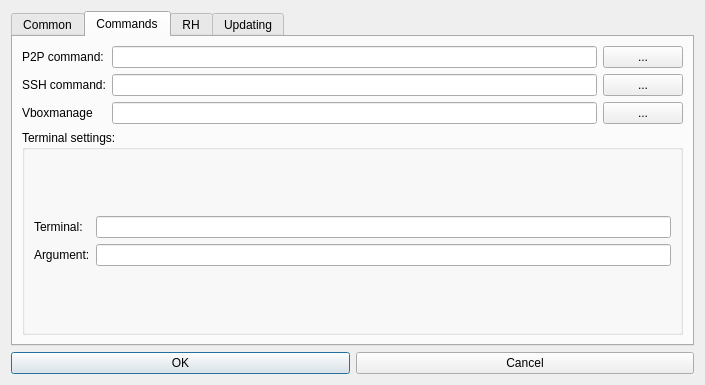
Qt form hub/forms/DlgSettings.ui (subutai-io/control-center) before a commit.
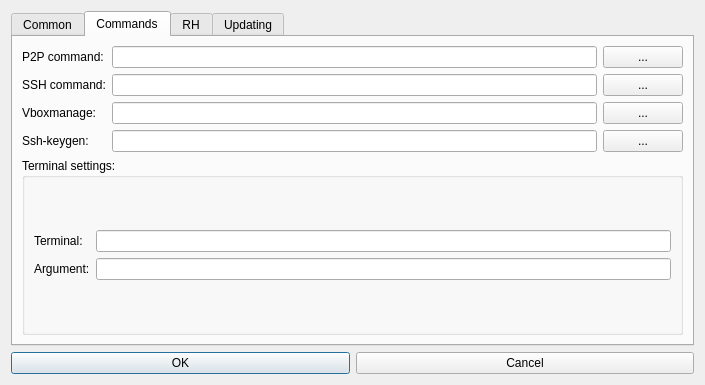
The same form after that commit. The open tabs and pages were chosen to show the change. Icons and pictures are not drawn.

Commit message: Added settings for ssh and ssh-keygen commands

```diff
--- a/hub/forms/DlgSettings.ui
+++ b/hub/forms/DlgSettings.ui
@@ -247,14 +247,7 @@
              </property>
             </widget>
            </item>
-           <item row="0" column="2">
-            <widget class="QPushButton" name="btn_p2p_file_dialog">
-             <property name="text">
-              <string>...</string>
-             </property>
-            </widget>
-           </item>
-           <item row="3" column="0" colspan="3">
+           <item row="4" column="0" colspan="3">
             <widget class="QGroupBox" name="gb_terminal_settings">
              <property name="title">
               <string>Terminal settings:</string>
@@ -290,13 +283,10 @@
            <item row="2" column="0">
             <widget class="QLabel" name="lbl_vboxmanage_command">
              <property name="text">
-              <string>Vboxmanage</string>
+              <string>Vboxmanage:</string>
              </property>
             </widget>
            </item>
-           <item row="2" column="1">
-            <widget class="QLineEdit" name="le_vboxmanage_command"/>
-           </item>
            <item row="2" column="2">
             <widget class="QPushButton" name="btn_vboxmanage_command">
              <property name="text">
@@ -304,6 +294,33 @@
              </property>
             </widget>
            </item>
+           <item row="0" column="2">
+            <widget class="QPushButton" name="btn_p2p_file_dialog">
+             <property name="text">
+              <string>...</string>
+             </property>
+            </widget>
+           </item>
+           <item row="2" column="1">
+            <widget class="QLineEdit" name="le_vboxmanage_command"/>
+           </item>
+           <item row="3" column="1">
+            <widget class="QLineEdit" name="le_ssh_keygen_command"/>
+           </item>
+           <item row="3" column="0">
+            <widget class="QLabel" name="label">
+             <property name="text">
+              <string>Ssh-keygen:</string>
+             </property>
+            </widget>
+           </item>
+           <item row="3" column="2">
+            <widget class="QPushButton" name="btn_ssh_keygen_command">
+             <property name="text">
+              <string>...</string>
+             </property>
+            </widget>
+           </item>
           </layout>
          </item>
         </layout>
```
Left out of the diff: 2 changed lines with no effect on the pictures. The commit also changes 7 other files.
